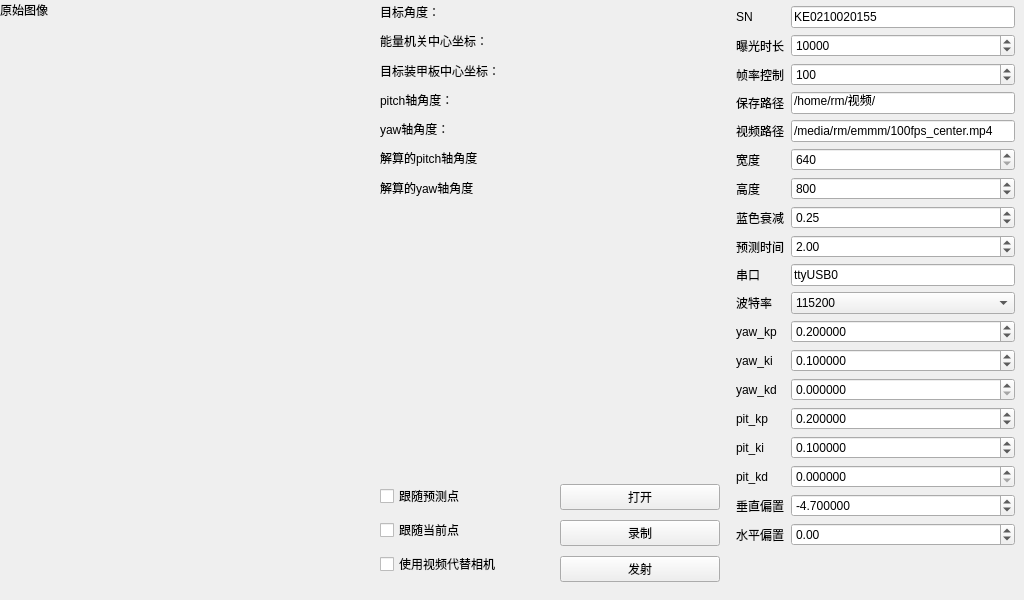
Old version of the form mainwindow.ui in the repository mrwang-19/HNU_RMUT_Vision.
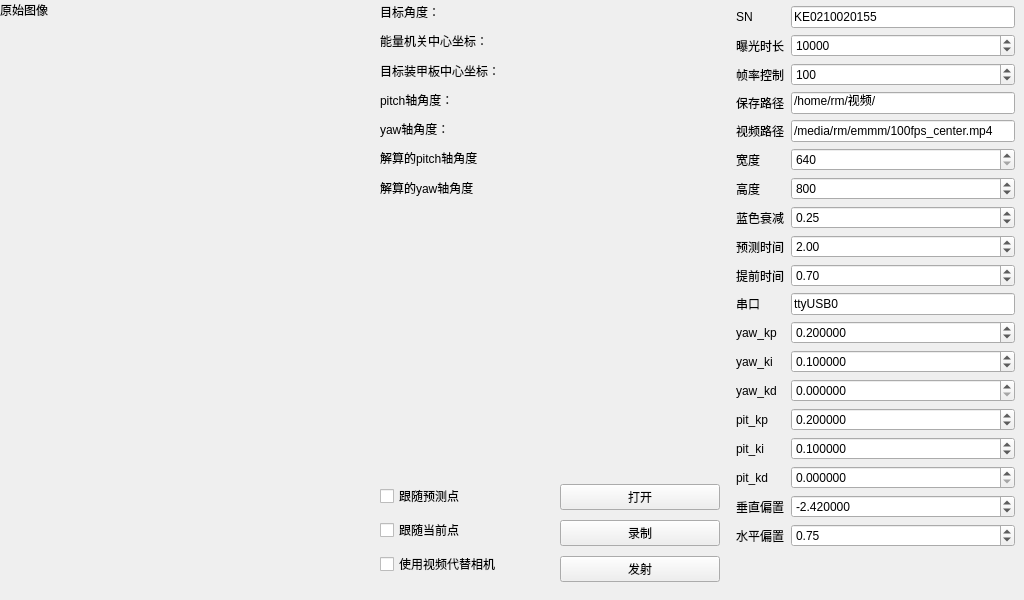
New version of the form. Custom widgets are drawn as their Qt base class.

Patch:
```diff
--- a/mainwindow.ui
+++ b/mainwindow.ui
@@ -71,10 +71,10 @@
       <x>730</x>
       <y>0</y>
       <width>291</width>
-      <height>609</height>
+      <height>610</height>
      </rect>
     </property>
-    <layout class="QGridLayout" name="gridLayout" rowstretch="0,0,0,0,0,0,0,0,0,0,0,0,0,0,0,0,0,0,0" columnstretch="0,0" columnminimumwidth="0,0">
+    <layout class="QGridLayout" name="gridLayout" rowstretch="0,0,0,0,0,0,0,0,0,0,0,0,0,0,0,0,0,0,0" columnstretch="0,0">
      <property name="sizeConstraint">
       <enum>QLayout::SetMaximumSize</enum>
      </property>
@@ -90,17 +90,105 @@
      <property name="bottomMargin">
       <number>6</number>
      </property>
-     <item row="15" column="0">
-      <widget class="QLabel" name="label_21">
+     <item row="5" column="0">
+      <widget class="QLabel" name="label_4">
        <property name="text">
-        <string>pit_ki</string>
+        <string>宽度</string>
        </property>
       </widget>
      </item>
-     <item row="0" column="1">
-      <widget class="QLineEdit" name="SNEdit">
+     <item row="17" column="1">
+      <widget class="QDoubleSpinBox" name="vBaisSpinBox">
+       <property name="decimals">
+        <number>6</number>
+       </property>
+       <property name="minimum">
+        <double>-15.000000000000000</double>
+       </property>
+       <property name="maximum">
+        <double>15.000000000000000</double>
+       </property>
+       <property name="singleStep">
+        <double>0.100000000000000</double>
+       </property>
+       <property name="value">
+        <double>-2.420000000000000</double>
+       </property>
+      </widget>
+     </item>
+     <item row="12" column="0">
+      <widget class="QLabel" name="label_15">
        <property name="text">
-        <string>KE0210020155</string>
+        <string>yaw_ki</string>
+       </property>
+      </widget>
+     </item>
+     <item row="11" column="1">
+      <widget class="QDoubleSpinBox" name="yawKpSpinBox">
+       <property name="decimals">
+        <number>6</number>
+       </property>
+       <property name="maximum">
+        <double>2.000000000000000</double>
+       </property>
+       <property name="singleStep">
+        <double>0.001000000000000</double>
+       </property>
+       <property name="value">
+        <double>0.200000000000000</double>
+       </property>
+      </widget>
+     </item>
+     <item row="2" column="1">
+      <widget class="QSpinBox" name="frameRateSpinBox">
+       <property name="minimum">
+        <number>10</number>
+       </property>
+       <property name="maximum">
+        <number>250</number>
+       </property>
+       <property name="value">
+        <number>100</number>
+       </property>
+      </widget>
+     </item>
+     <item row="3" column="1">
+      <widget class="QLineEdit" name="savePathEdit">
+       <property name="text">
+        <string>/home/rm/视频/</string>
+       </property>
+      </widget>
+     </item>
+     <item row="6" column="0">
+      <widget class="QLabel" name="label_6">
+       <property name="text">
+        <string>高度</string>
+       </property>
+      </widget>
+     </item>
+     <item row="13" column="1">
+      <widget class="QDoubleSpinBox" name="yawKdSpinBox">
+       <property name="decimals">
+        <number>6</number>
+       </property>
+       <property name="maximum">
+        <double>10.000000000000000</double>
+       </property>
+       <property name="singleStep">
+        <double>0.000010000000000</double>
+       </property>
+      </widget>
+     </item>
+     <item row="8" column="1">
+      <widget class="QDoubleSpinBox" name="predictTimeSpinBox">
+       <property name="maximum">
+        <double>10.000000000000000</double>
+       </property>
+       <property name="singleStep">
+        <double>0.100000000000000</double>
+       </property>
+       <property name="value">
+        <double>2.000000000000000</double>
        </property>
       </widget>
      </item>
@@ -111,10 +199,17 @@
        </property>
       </widget>
      </item>
-     <item row="2" column="0">
-      <widget class="QLabel" name="label_7">
+     <item row="0" column="1">
+      <widget class="QLineEdit" name="SNEdit">
        <property name="text">
-        <string>帧率控制</string>
+        <string>KE0210020155</string>
+       </property>
+      </widget>
+     </item>
+     <item row="10" column="0">
+      <widget class="QLabel" name="label_8">
+       <property name="text">
+        <string>串口</string>
        </property>
       </widget>
      </item>
@@ -134,38 +229,33 @@
        </property>
       </widget>
      </item>
+     <item row="15" column="1">
+      <widget class="QDoubleSpinBox" name="pitKiSpinBox">
+       <property name="decimals">
+        <number>6</number>
+       </property>
+       <property name="maximum">
+        <double>1.000000000000000</double>
+       </property>
+       <property name="singleStep">
+        <double>0.001000000000000</double>
+       </property>
+       <property name="value">
+        <double>0.100000000000000</double>
+       </property>
+      </widget>
+     </item>
+     <item row="4" column="1">
+      <widget class="QLineEdit" name="videoPathEdit">
+       <property name="text">
+        <string>/media/rm/emmm/100fps_center.mp4</string>
+       </property>
+      </widget>
+     </item>
      <item row="10" column="1">
-      <widget class="QComboBox" name="bundRateComboBox">
-       <item>
-        <property name="text">
-         <string>115200</string>
-        </property>
-       </item>
-       <item>
-        <property name="text">
-         <string>9600</string>
-        </property>
-       </item>
-       <item>
-        <property name="text">
-         <string>38400</string>
-        </property>
-       </item>
-      </widget>
-     </item>
-     <item row="14" column="1">
-      <widget class="QDoubleSpinBox" name="pitKpSpinBox">
-       <property name="decimals">
-        <number>6</number>
-       </property>
-       <property name="maximum">
-        <double>10.000000000000000</double>
-       </property>
-       <property name="singleStep">
-        <double>0.000010000000000</double>
-       </property>
-       <property name="value">
-        <double>0.200000000000000</double>
+      <widget class="QLineEdit" name="serialNameEdit">
+       <property name="text">
+        <string>ttyUSB0</string>
        </property>
       </widget>
      </item>
@@ -182,16 +272,38 @@
        </property>
       </widget>
      </item>
-     <item row="6" column="1">
-      <widget class="QSpinBox" name="heightSpinBox">
-       <property name="minimum">
-        <number>480</number>
+     <item row="18" column="0">
+      <widget class="QLabel" name="label_23">
+       <property name="text">
+        <string>水平偏置</string>
        </property>
-       <property name="maximum">
-        <number>1024</number>
+      </widget>
+     </item>
+     <item row="14" column="0">
+      <widget class="QLabel" name="label_20">
+       <property name="text">
+        <string>pit_kp</string>
        </property>
-       <property name="value">
-        <number>800</number>
+      </widget>
+     </item>
+     <item row="15" column="0">
+      <widget class="QLabel" name="label_21">
+       <property name="text">
+        <string>pit_ki</string>
+       </property>
+      </widget>
+     </item>
+     <item row="7" column="0">
+      <widget class="QLabel" name="label_10">
+       <property name="text">
+        <string>蓝色衰减</string>
+       </property>
+      </widget>
+     </item>
+     <item row="2" column="0">
+      <widget class="QLabel" name="label_7">
+       <property name="text">
+        <string>帧率控制</string>
        </property>
       </widget>
      </item>
@@ -202,32 +314,23 @@
        </property>
       </widget>
      </item>
-     <item row="5" column="1">
-      <widget class="QSpinBox" name="widthSpinBox">
-       <property name="minimum">
-        <number>640</number>
-       </property>
-       <property name="maximum">
-        <number>1280</number>
-       </property>
-      </widget>
-     </item>
-     <item row="17" column="1">
-      <widget class="QDoubleSpinBox" name="vBaisSpinBox">
+     <item row="16" column="1">
+      <widget class="QDoubleSpinBox" name="pitKdSpinBox">
        <property name="decimals">
         <number>6</number>
        </property>
-       <property name="minimum">
-        <double>-15.000000000000000</double>
-       </property>
        <property name="maximum">
-        <double>15.000000000000000</double>
+        <double>2.000000000000000</double>
        </property>
        <property name="singleStep">
-        <double>0.100000000000000</double>
+        <double>0.000100000000000</double>
        </property>
-       <property name="value">
-        <double>-4.700000000000000</double>
+      </widget>
+     </item>
+     <item row="9" column="0">
+      <widget class="QLabel" name="label_9">
+       <property name="text">
+        <string>提前时间</string>
        </property>
       </widget>
      </item>
@@ -238,81 +341,10 @@
        </property>
       </widget>
      </item>
-     <item row="9" column="1">
-      <widget class="QLineEdit" name="serialNameEdit">
+     <item row="17" column="0">
+      <widget class="QLabel" name="label_22">
        <property name="text">
-        <string>ttyUSB0</string>
-       </property>
-      </widget>
-     </item>
-     <item row="13" column="0">
-      <widget class="QLabel" name="label_17">
-       <property name="text">
-        <string>yaw_kd</string>
-       </property>
-      </widget>
-     </item>
-     <item row="3" column="1">
-      <widget class="QLineEdit" name="savePathEdit">
-       <property name="text">
-        <string>/home/rm/视频/</string>
-       </property>
-      </widget>
-     </item>
-     <item row="7" column="0">
-      <widget class="QLabel" name="label_10">
-       <property name="text">
-        <string>蓝色衰减</string>
-       </property>
-      </widget>
-     </item>
-     <item row="1" column="0">
-      <widget class="QLabel" name="label_5">
-       <property name="text">
-        <string>曝光时长</string>
-       </property>
-      </widget>
-     </item>
-     <item row="4" column="1">
-      <widget class="QLineEdit" name="videoPathEdit">
-       <property name="text">
-        <string>/media/rm/emmm/100fps_center.mp4</string>
-       </property>
-      </widget>
-     </item>
-     <item row="13" column="1">
-      <widget class="QDoubleSpinBox" name="yawKdSpinBox">
-       <property name="decimals">
-        <number>6</number>
-       </property>
-       <property name="maximum">
-        <double>10.000000000000000</double>
-       </property>
-       <property name="singleStep">
-        <double>0.000010000000000</double>
-       </property>
-      </widget>
-     </item>
-     <item row="15" column="1">
-      <widget class="QDoubleSpinBox" name="pitKiSpinBox">
-       <property name="decimals">
-        <number>6</number>
-       </property>
-       <property name="maximum">
-        <double>1.000000000000000</double>
-       </property>
-       <property name="singleStep">
-        <double>0.001000000000000</double>
-       </property>
-       <property name="value">
-        <double>0.100000000000000</double>
-       </property>
-      </widget>
-     </item>
-     <item row="18" column="0">
-      <widget class="QLabel" name="label_23">
-       <property name="text">
-        <string>水平偏置</string>
+        <string>垂直偏置</string>
        </property>
       </widget>
      </item>
@@ -329,16 +361,19 @@
        </property>
       </widget>
      </item>
-     <item row="16" column="1">
-      <widget class="QDoubleSpinBox" name="pitKdSpinBox">
-       <property name="decimals">
-        <number>6</number>
+     <item row="18" column="1">
+      <widget class="QDoubleSpinBox" name="hBaisSpinBox">
+       <property name="minimum">
+        <double>-10.000000000000000</double>
        </property>
        <property name="maximum">
-        <double>2.000000000000000</double>
+        <double>15.000000000000000</double>
        </property>
        <property name="singleStep">
-        <double>0.000100000000000</double>
+        <double>0.500000000000000</double>
+       </property>
+       <property name="value">
+        <double>0.750000000000000</double>
        </property>
       </widget>
      </item>
@@ -349,83 +384,6 @@
        </property>
       </widget>
      </item>
-     <item row="9" column="0">
-      <widget class="QLabel" name="label_8">
-       <property name="text">
-        <string>串口</string>
-       </property>
-      </widget>
-     </item>
-     <item row="8" column="1">
-      <widget class="QDoubleSpinBox" name="predictTimeSpinBox">
-       <property name="maximum">
-        <double>10.000000000000000</double>
-       </property>
-       <property name="singleStep">
-        <double>0.100000000000000</double>
-       </property>
-       <property name="value">
-        <double>2.000000000000000</double>
-       </property>
-      </widget>
-     </item>
-     <item row="2" column="1">
-      <widget class="QSpinBox" name="frameRateSpinBox">
-       <property name="minimum">
-        <number>10</number>
-       </property>
-       <property name="maximum">
-        <number>250</number>
-       </property>
-       <property name="value">
-        <number>100</number>
-       </property>
-      </widget>
-     </item>
-     <item row="3" column="0">
-      <widget class="QLabel" name="label_2">
-       <property name="text">
-        <string>保存路径</string>
-       </property>
-      </widget>
-     </item>
-     <item row="11" column="1">
-      <widget class="QDoubleSpinBox" name="yawKpSpinBox">
-       <property name="decimals">
-        <number>6</number>
-       </property>
-       <property name="maximum">
-        <double>2.000000000000000</double>
-       </property>
-       <property name="singleStep">
-        <double>0.001000000000000</double>
-       </property>
-       <property name="value">
-        <double>0.200000000000000</double>
-       </property>
-      </widget>
-     </item>
-     <item row="17" column="0">
-      <widget class="QLabel" name="label_22">
-       <property name="text">
-        <string>垂直偏置</string>
-       </property>
-      </widget>
-     </item>
-     <item row="5" column="0">
-      <widget class="QLabel" name="label_4">
-       <property name="text">
-        <string>宽度</string>
-       </property>
-      </widget>
-     </item>
-     <item row="6" column="0">
-      <widget class="QLabel" name="label_6">
-       <property name="text">
-        <string>高度</string>
-       </property>
-      </widget>
-     </item>
      <item row="4" column="0">
       <widget class="QLabel" name="label_24">
        <property name="text">
@@ -433,40 +391,76 @@
        </property>
       </widget>
      </item>
-     <item row="10" column="0">
-      <widget class="QLabel" name="label_9">
+     <item row="1" column="0">
+      <widget class="QLabel" name="label_5">
        <property name="text">
-        <string>波特率</string>
+        <string>曝光时长</string>
        </property>
       </widget>
      </item>
-     <item row="14" column="0">
-      <widget class="QLabel" name="label_20">
+     <item row="14" column="1">
+      <widget class="QDoubleSpinBox" name="pitKpSpinBox">
+       <property name="decimals">
+        <number>6</number>
+       </property>
+       <property name="maximum">
+        <double>10.000000000000000</double>
+       </property>
+       <property name="singleStep">
+        <double>0.000010000000000</double>
+       </property>
+       <property name="value">
+        <double>0.200000000000000</double>
+       </property>
+      </widget>
+     </item>
+     <item row="3" column="0">
+      <widget class="QLabel" name="label_2">
        <property name="text">
-        <string>pit_kp</string>
+        <string>保存路径</string>
        </property>
       </widget>
      </item>
-     <item row="12" column="0">
-      <widget class="QLabel" name="label_15">
+     <item row="5" column="1">
+      <widget class="QSpinBox" name="widthSpinBox">
+       <property name="minimum">
+        <number>640</number>
+       </property>
+       <property name="maximum">
+        <number>1280</number>
+       </property>
+      </widget>
+     </item>
+     <item row="13" column="0">
+      <widget class="QLabel" name="label_17">
        <property name="text">
-        <string>yaw_ki</string>
+        <string>yaw_kd</string>
        </property>
       </widget>
      </item>
-     <item row="18" column="1">
-      <widget class="QDoubleSpinBox" name="hBaisSpinBox">
+     <item row="6" column="1">
+      <widget class="QSpinBox" name="heightSpinBox">
        <property name="minimum">
-        <double>-10.000000000000000</double>
+        <number>480</number>
        </property>
        <property name="maximum">
-        <double>15.000000000000000</double>
+        <number>1024</number>
        </property>
+       <property name="value">
+        <number>800</number>
+       </property>
+      </widget>
+     </item>
+     <item row="9" column="1">
+      <widget class="QDoubleSpinBox" name="leadTimeSpinBox">
+       <property name="maximum">
+        <double>10.000000000000000</double>
+       </property>
        <property name="singleStep">
-        <double>0.500000000000000</double>
+        <double>0.100000000000000</double>
        </property>
        <property name="value">
-        <double>0.000000000000000</double>
+        <double>0.700000000000000</double>
        </property>
       </widget>
      </item>
```
